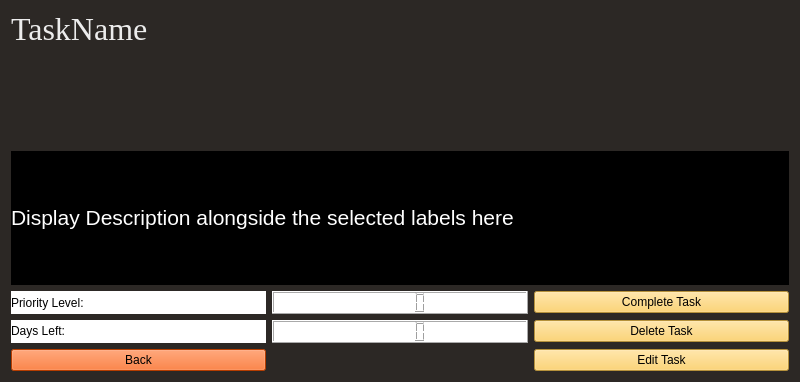
Old version of the form Codebase/GUI/UI Files/TaskDisplay.ui in the repository Mulukulum/Amberia.
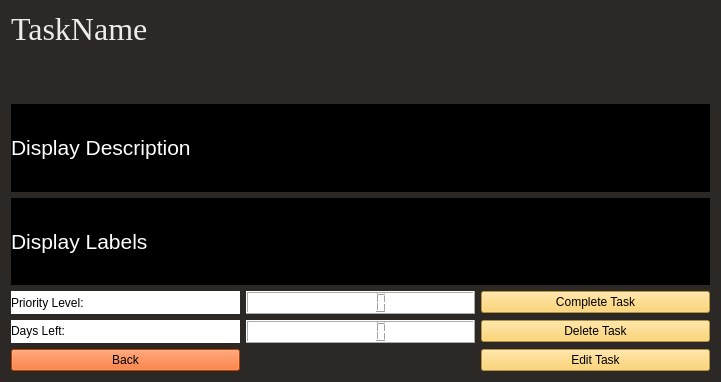
New version of the form.

Patch:
```diff
--- a/Codebase/GUI/UI Files/TaskDisplay.ui
+++ b/Codebase/GUI/UI Files/TaskDisplay.ui
@@ -6,7 +6,7 @@
    <rect>
     <x>0</x>
     <y>0</y>
-    <width>800</width>
+    <width>721</width>
     <height>382</height>
    </rect>
   </property>
@@ -19,6 +19,33 @@
   <layout class="QGridLayout" name="gridLayout_2">
    <item row="0" column="0">
     <layout class="QGridLayout" name="gridLayout">
+     <item row="4" column="0">
+      <widget class="QLabel" name="label_2">
+       <property name="styleSheet">
+        <string notr="true">background: rgb(255, 255, 255)</string>
+       </property>
+       <property name="text">
+        <string>&lt;html&gt;&lt;head/&gt;&lt;body&gt;&lt;p&gt;Days Left:&lt;/p&gt;&lt;/body&gt;&lt;/html&gt;</string>
+       </property>
+      </widget>
+     </item>
+     <item row="4" column="1">
+      <widget class="QLCDNumber" name="lcdNumber_2">
+       <property name="styleSheet">
+        <string notr="true">background: rgb(255, 255, 255)</string>
+       </property>
+      </widget>
+     </item>
+     <item row="5" column="0">
+      <widget class="QPushButton" name="BackButton">
+       <property name="styleSheet">
+        <string notr="true">background: rgb(255, 85, 0)</string>
+       </property>
+       <property name="text">
+        <string>Back</string>
+       </property>
+      </widget>
+     </item>
      <item row="0" column="0" colspan="3">
       <widget class="QLabel" name="TaskName">
        <property name="font">
@@ -44,17 +71,7 @@
        </property>
       </widget>
      </item>
-     <item row="1" column="0" colspan="3">
-      <widget class="QLabel" name="label_3">
-       <property name="styleSheet">
-        <string notr="true">background: rgb(0, 0, 0)</string>
-       </property>
-       <property name="text">
-        <string>&lt;html&gt;&lt;head/&gt;&lt;body&gt;&lt;p&gt;&lt;span style=&quot; font-size:16pt; color:#ffffff;&quot;&gt;Display Description alongside the selected labels here&lt;/span&gt;&lt;/p&gt;&lt;/body&gt;&lt;/html&gt;</string>
-       </property>
-      </widget>
-     </item>
-     <item row="2" column="0">
+     <item row="3" column="0">
       <widget class="QLabel" name="label">
        <property name="styleSheet">
         <string notr="true">background: rgb(255, 255, 255)</string>
@@ -64,42 +81,24 @@
        </property>
       </widget>
      </item>
-     <item row="2" column="1">
-      <widget class="QLCDNumber" name="lcdNumber">
+     <item row="1" column="0" colspan="3">
+      <widget class="QLabel" name="label_3">
        <property name="styleSheet">
-        <string notr="true">background: rgb(255, 255, 255)</string>
+        <string notr="true">background: rgb(0, 0, 0)</string>
        </property>
-      </widget>
-     </item>
-     <item row="2" column="2">
-      <widget class="QPushButton" name="TaskCompleteButton">
-       <property name="styleSheet">
-        <string notr="true">background: #fdcb52;
-</string>
-       </property>
        <property name="text">
-        <string>Complete Task</string>
-       </property>
-      </widget>
-     </item>
-     <item row="3" column="0">
-      <widget class="QLabel" name="label_2">
-       <property name="styleSheet">
-        <string notr="true">background: rgb(255, 255, 255)</string>
-       </property>
-       <property name="text">
-        <string>&lt;html&gt;&lt;head/&gt;&lt;body&gt;&lt;p&gt;Days Left:&lt;/p&gt;&lt;/body&gt;&lt;/html&gt;</string>
+        <string>&lt;html&gt;&lt;head/&gt;&lt;body&gt;&lt;p&gt;&lt;span style=&quot; font-size:16pt; color:#ffffff;&quot;&gt;Display Description&lt;/span&gt;&lt;/p&gt;&lt;/body&gt;&lt;/html&gt;</string>
        </property>
       </widget>
      </item>
      <item row="3" column="1">
-      <widget class="QLCDNumber" name="lcdNumber_2">
+      <widget class="QLCDNumber" name="lcdNumber">
        <property name="styleSheet">
         <string notr="true">background: rgb(255, 255, 255)</string>
        </property>
       </widget>
      </item>
-     <item row="3" column="2">
+     <item row="4" column="2">
       <widget class="QPushButton" name="TaskDeleteButton">
        <property name="styleSheet">
         <string notr="true">background: #fdcb52;
@@ -110,17 +109,7 @@
        </property>
       </widget>
      </item>
-     <item row="4" column="0">
-      <widget class="QPushButton" name="BackButton">
-       <property name="styleSheet">
-        <string notr="true">background: rgb(255, 85, 0)</string>
-       </property>
-       <property name="text">
-        <string>Back</string>
-       </property>
-      </widget>
-     </item>
-     <item row="4" column="2">
+     <item row="5" column="2">
       <widget class="QPushButton" name="TaskEditButton">
        <property name="styleSheet">
         <string notr="true">background: #fdcb52;</string>
@@ -130,6 +119,27 @@
        </property>
       </widget>
      </item>
+     <item row="3" column="2">
+      <widget class="QPushButton" name="TaskCompleteButton">
+       <property name="styleSheet">
+        <string notr="true">background: #fdcb52;
+</string>
+       </property>
+       <property name="text">
+        <string>Complete Task</string>
+       </property>
+      </widget>
+     </item>
+     <item row="2" column="0" colspan="3">
+      <widget class="QLabel" name="label_4">
+       <property name="styleSheet">
+        <string notr="true">background: rgb(0, 0, 0)</string>
+       </property>
+       <property name="text">
+        <string>&lt;html&gt;&lt;head/&gt;&lt;body&gt;&lt;p&gt;&lt;span style=&quot; font-size:16pt; color:#ffffff;&quot;&gt;Display Labels&lt;/span&gt;&lt;/p&gt;&lt;/body&gt;&lt;/html&gt;</string>
+       </property>
+      </widget>
+     </item>
     </layout>
    </item>
   </layout>
```
